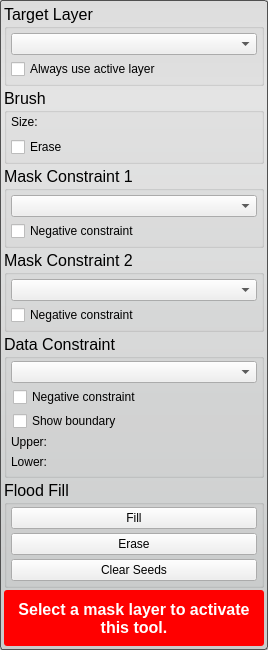
Above: src/Interface/ToolInterface/PaintToolInterface.ui from SCIInstitute/Seg3D before the change. Below: the same form after it.
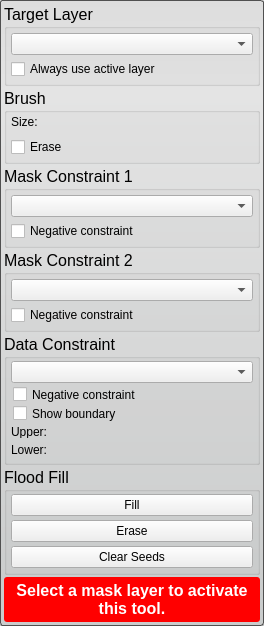
That is the form after the change. Custom widgets are drawn as their Qt base class.

Patch:
```diff
--- a/src/Interface/ToolInterface/PaintToolInterface.ui
+++ b/src/Interface/ToolInterface/PaintToolInterface.ui
@@ -6,8 +6,8 @@
    <rect>
     <x>0</x>
     <y>0</y>
-    <width>268</width>
-    <height>650</height>
+    <width>264</width>
+    <height>624</height>
    </rect>
   </property>
   <property name="sizePolicy">
```
